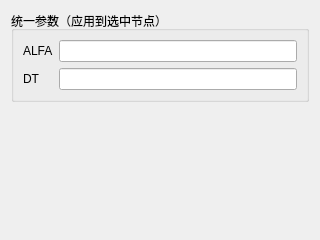
The window that plugins/Base_PhysicalField/TemperatureLoadPage.ui (asd977/base_cae) describes before a commit, drawn with Qt 5.
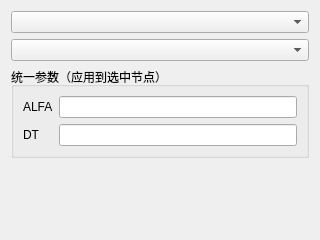
The same window after the commit.

Commit message: Add dim/group dropdown selectors across physical-field load pages

Diff of the .ui file:
```diff
--- a/plugins/Base_PhysicalField/TemperatureLoadPage.ui
+++ b/plugins/Base_PhysicalField/TemperatureLoadPage.ui
@@ -14,6 +14,12 @@
    <string>变温荷载</string>
   </property>
   <layout class="QVBoxLayout" name="verticalLayout">
+   <item>
+    <widget class="QComboBox" name="comboBoxDim"/>
+   </item>
+   <item>
+    <widget class="QComboBox" name="comboBoxGroup"/>
+   </item>
    <item>
     <widget class="QGroupBox" name="groupBoxParams">
      <property name="title">
```
The commit also changes 26 other files.
